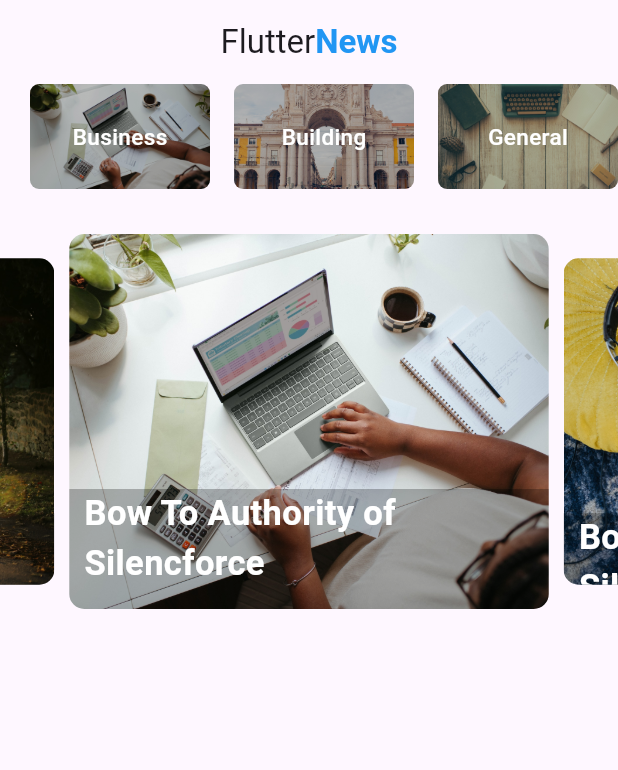
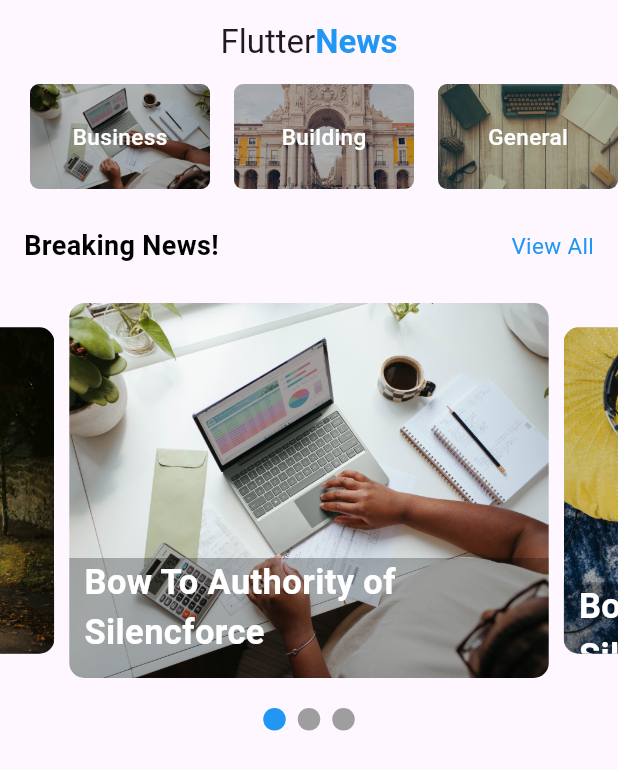
Before and after one commit to SemihKucukpehlivan/flutter_news_app, a Flutter app: the screen it shows after launch, on a phone screen of 412 x 824 dp. Shown: the top 770 px of the screen. Run offline on Flutter 3.47's test engine with Material 3 defaults, Android fonts, the phone set to English and light mode, and no system bars; drawn by our look-alikes of carousel_slider, smooth_page_indicator.

Commit message:
first commit

```diff
--- a/lib/pages/home.dart
+++ b/lib/pages/home.dart
@@ -4,6 +4,7 @@ import 'package:flutter_news_app/model/category_model.dart';
 import 'package:flutter_news_app/model/slider_model.dart';
 import 'package:flutter_news_app/services/data.dart';
 import 'package:flutter_news_app/services/slider_data.dart';
+import 'package:smooth_page_indicator/smooth_page_indicator.dart';
 
 class Home extends StatefulWidget {
   const Home({super.key});
@@ -44,6 +45,7 @@ class _HomeState extends State<Home> {
       ),
       body: Container(
         child: Column(
+          crossAxisAlignment: CrossAxisAlignment.start,
           children: [
             Container(
               margin: EdgeInsets.only(left: 20),
@@ -60,8 +62,25 @@ class _HomeState extends State<Home> {
                 },
               ),
             ),
-            SizedBox(
-              height: 30.0,
+            const Padding(
+              padding:
+                  EdgeInsets.only(left: 16, right: 16, top: 25, bottom: 25),
+              child: Row(
+                mainAxisAlignment: MainAxisAlignment.spaceBetween,
+                children: [
+                  Text(
+                    "Breaking News!",
+                    style: TextStyle(
+                        color: Colors.black,
+                        fontWeight: FontWeight.bold,
+                        fontSize: 18),
+                  ),
+                  Text(
+                    "View All",
+                    style: TextStyle(color: Colors.blue, fontSize: 15),
+                  ),
+                ],
+              ),
             ),
             CarouselSlider.builder(
               itemCount: slider.length,
@@ -82,6 +101,8 @@ class _HomeState extends State<Home> {
                 },
               ),
             ),
+            const SizedBox(height: 20),
+            Center(child: buildIndicator())
           ],
         ),
       ),
@@ -113,7 +134,7 @@ class _HomeState extends State<Home> {
                   color: Colors.black26),
               child: Text(
                 name,
-                style: TextStyle(
+                style: const TextStyle(
                     color: Colors.white,
                     fontSize: 23.0,
                     fontWeight: FontWeight.bold),
@@ -121,6 +142,13 @@ class _HomeState extends State<Home> {
             )
           ],
         ),
+      );
+
+  Widget buildIndicator() => AnimatedSmoothIndicator(
+        activeIndex: activeIndex,
+        count: slider.length,
+        effect: const SlideEffect(
+            dotWidth: 15, dotHeight: 15, activeDotColor: Colors.blue),
       );
 }
 
```
